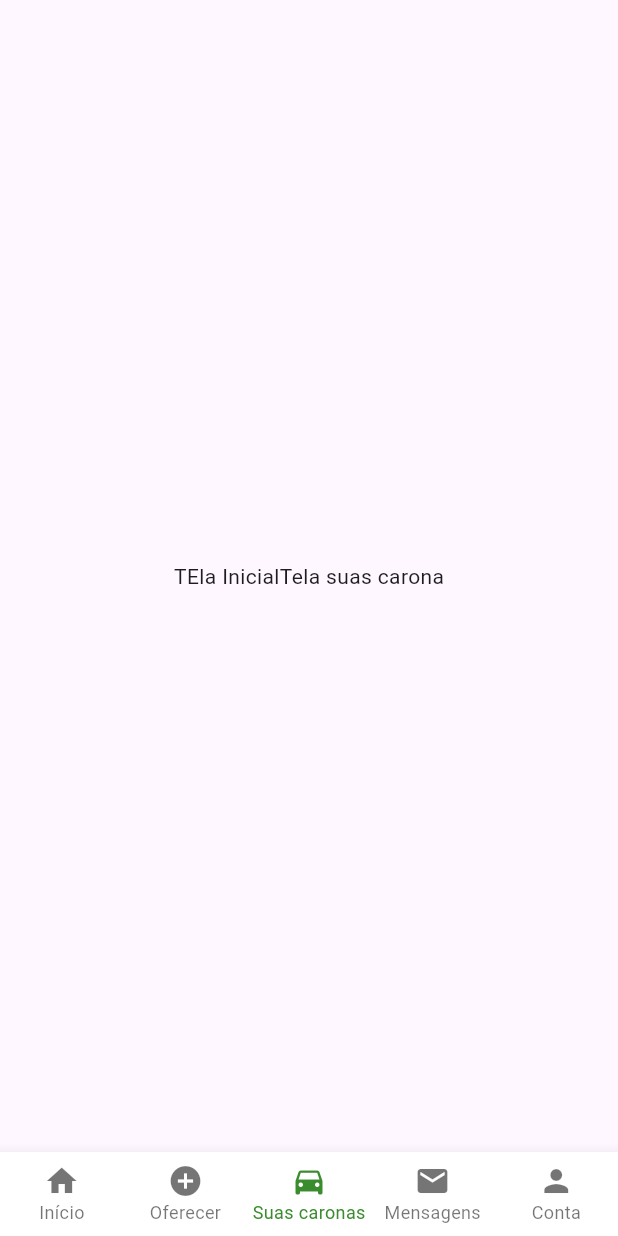
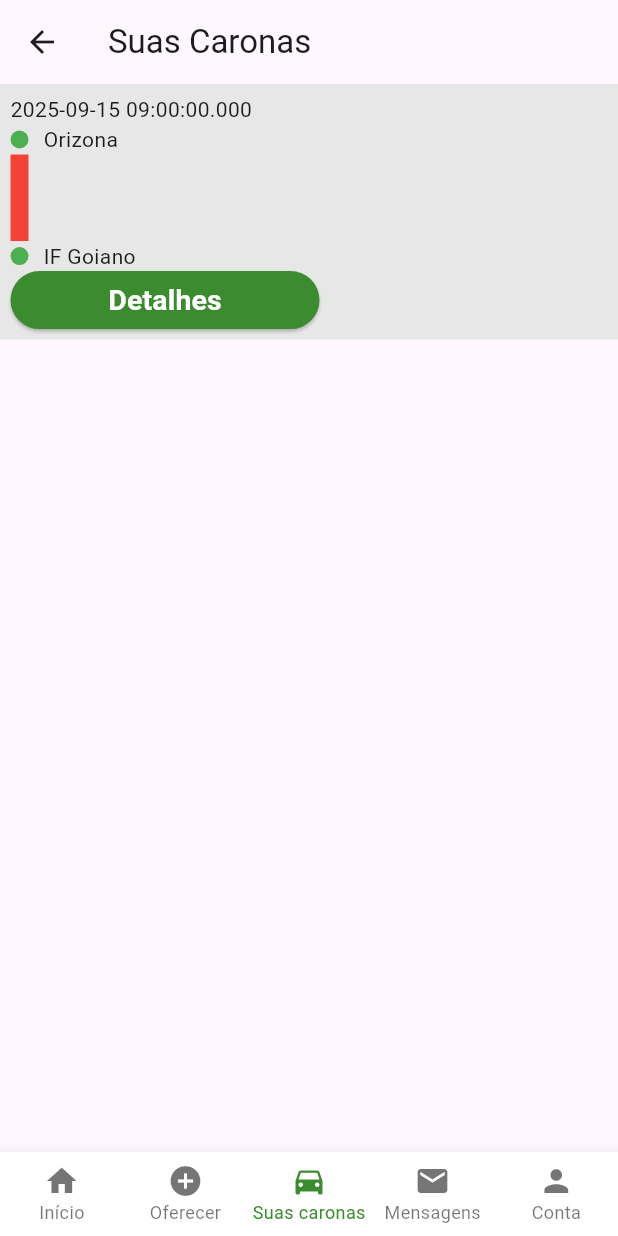
Before and after one commit to Br-Fernandes/IFRide, a Flutter app: the MainNavigationScreen screen opened directly, swiped to page 3, on a phone screen of 412 x 824 dp. Run offline on Flutter 3.47's test engine with Material 3 defaults, Android fonts, the light colour scheme and no system bars; our stand-ins replace get.

Commit message:
creating your rides screen

```diff
--- a/lib/main.dart
+++ b/lib/main.dart
@@ -1,8 +1,10 @@
 import 'package:flutter/material.dart';
 import 'package:if_ride/utils/themes.dart';
 import 'package:if_ride/views/screens/auth_screen.dart';
+import 'package:if_ride/views/screens/home_screen.dart';
 import 'package:if_ride/views/screens/main_navigation_screen.dart';
 import 'package:if_ride/views/screens/new_ride_screen.dart';
+import 'package:if_ride/views/screens/your_rides_screen.dart';
 import 'package:if_ride/views/widgets/steptwo_ride.dart';
 
 void main() {
@@ -17,7 +19,7 @@ class MyApp extends StatelessWidget {
     return MaterialApp(
       title: 'Flutter Demo',
       theme: ThemeColors.lightTheme,
-      home: NewRideScreen(),
+      home: YourRidesScreen(),
     );
   }
 }
--- a/lib/views/screens/your_rides_screen.dart
+++ b/lib/views/screens/your_rides_screen.dart
@@ -1,13 +1,87 @@
 import 'package:flutter/material.dart';
 
 class YourRidesScreen extends StatelessWidget {
-  const YourRidesScreen({super.key});
+  YourRidesScreen({super.key});
+
+  final ride = (
+    dateTime: DateTime(2025, 9,15, 9, 0),
+    origin: "Orizona",
+    destination: "IF Goiano"
+  );
 
   @override
   Widget build(BuildContext context) {
-    return Container(
-      child: Center(
-        child: Text("TEla InicialTela suas carona"),
+    return Scaffold(
+      appBar: AppBar(
+        title: Text("Suas Caronas"),
+        centerTitle: false,
+      ),
+      body: ListView(
+        children: [
+          Container(
+            padding: EdgeInsets.all(7),
+            color: Color(0xFFE8E7E7),
+            child: Column(
+              crossAxisAlignment: CrossAxisAlignment.start,
+              children: [
+                Text("${ride.dateTime}"),
+                Row(
+                  children: [
+                    Container(
+                      height: 12,
+                      width: 12,
+                      decoration: BoxDecoration(
+                        color: Colors.green,
+                        shape: BoxShape.circle
+                      ),
+                    ),
+                    SizedBox(width: 10,),
+                    Text("${ride.origin}"),
+                  ],
+                ),
+                Container(
+                  height: MediaQuery.of(context).size.height * 0.07,
+                  width: 12,
+                  color: Colors.red,
+                ),
+                Row(
+                  children: [
+                    Container(
+                      height: 12,
+                      width: 12,
+                      decoration: BoxDecoration(
+                        color: Colors.green,
+                        shape: BoxShape.circle
+                      ),
+                    ),
+                    SizedBox(width: 10,),
+                    Text("${ride.destination}"),
+                  ],
+                ),
+                SizedBox(
+                  height: MediaQuery.of(context).size.height * 0.047,
+                  width: MediaQuery.of(context).size.width * 0.5 ,
+                  child: ElevatedButton(
+                    style: ButtonStyle(
+                      backgroundColor: WidgetStateProperty.all(
+                        Theme.of(context).primaryColor,
+                      ),
+                      foregroundColor: WidgetStatePropertyAll(Colors.white),
+                    ),
+                    onPressed: () {},
+                    child: Text(
+                      "Detalhes",
+                      style: TextStyle(
+                        fontSize: 19,
+                        fontWeight: FontWeight.bold
+                      ),
+                    ),
+                  ),
+                )
+              ],
+            ),
+          )
+        ],
       ),
     );
   }
```
Also changed, not shown: pubspec.lock, 11 other files.
